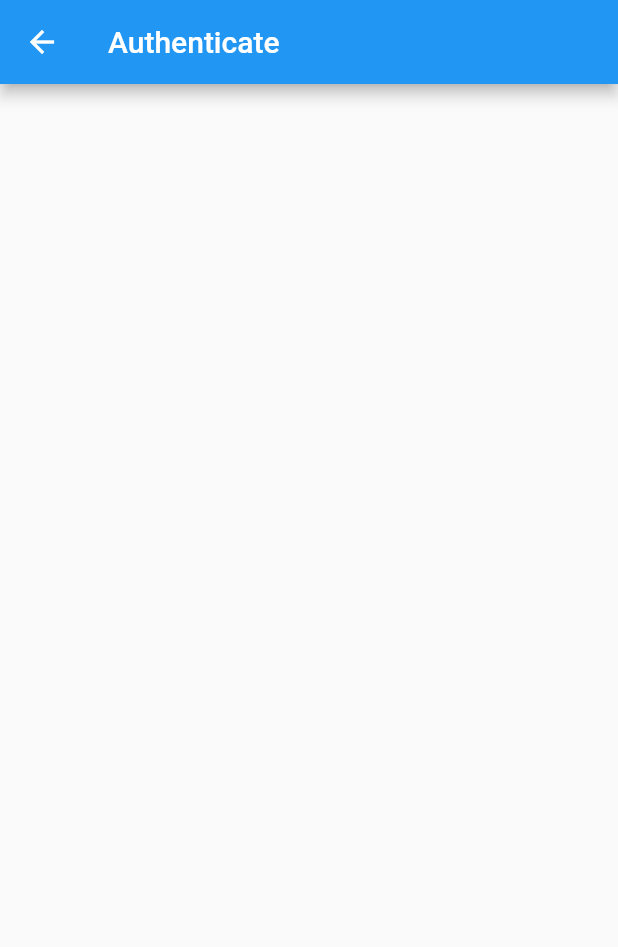
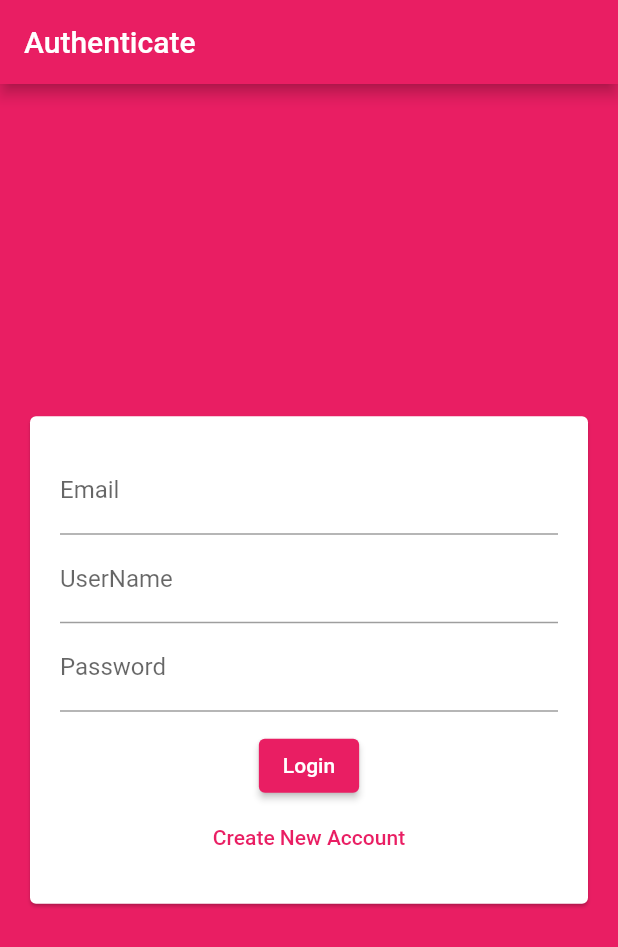
Before and after one commit to atulvinod/flutter_chat, a Flutter app: the AuthScreen screen opened directly, on a phone screen of 412 x 824 dp. Shown: the top 947 px of the screen. Run offline on Flutter 3.47's test engine with Material 2 defaults, Android fonts, the phone set to English and light mode, and no system bars; our stand-ins replace cloud_firestore, firebase_auth; accounts and stored records are empty.

Commit message:
Added login screen and firebase logic for signup and login

```diff
--- a/lib/screens/auth_screen.dart
+++ b/lib/screens/auth_screen.dart
@@ -1,4 +1,8 @@
+import 'package:cloud_firestore/cloud_firestore.dart';
+import 'package:firebase_auth/firebase_auth.dart';
+import 'package:firebasetut/widgets/auth_form.dart';
 import 'package:flutter/material.dart';
+import 'package:flutter/services.dart';
 
 class AuthScreen extends StatefulWidget {
   const AuthScreen({Key? key}) : super(key: key);
@@ -8,12 +12,52 @@
 }
 
 class _AuthScreenState extends State<AuthScreen> {
+  //TODO: Enable Email/Password authentication from Firebase Console > Authentication
+  final _auth = FirebaseAuth.instance;
+
+  // We also send the Buildcontext to prevent context error when using the snackbar
+  _submitAuthForm(BuildContext ctx, String username, String email,
+      String password, bool isLogin) async {
+// We will use the firebase auth pacakage to manage the login and signup for users
+
+    UserCredential authResult;
+    try {
+      if (isLogin) {
+        authResult = await _auth.signInWithEmailAndPassword(
+            email: email, password: password);
+      } else {
+        authResult = await _auth.createUserWithEmailAndPassword(
+            email: email, password: password);
+
+        // We save the username to the firestore under users collection
+        await FirebaseFirestore.instance
+            .collection('users')
+            .doc(authResult.user?.uid)
+            .set({'username': username, 'email': email});
+      }
+
+      // TO catch firebase errors related to signin
+    } on PlatformException catch (err) {
+      var message =
+          err.message ?? "An error occured, please check your credentials";
+      ScaffoldMessenger.of(ctx).showSnackBar(
+        SnackBar(
+          content: Text(message),
+          backgroundColor: Theme.of(ctx).errorColor,
+        ),
+      );
+    } catch (err) {
+      print(err);
+    }
+  }
+
   @override
   Widget build(BuildContext context) {
     return Scaffold(
-      appBar: AppBar(
-        title: Text('Authenticate'),
-      ),
-    );
+        backgroundColor: Theme.of(context).primaryColor,
+        appBar: AppBar(
+          title: Text('Authenticate'),
+        ),
+        body: AuthFormWidget(_submitAuthForm));
   }
 }
--- /dev/null
+++ b/lib/widgets/auth_form.dart
@@ -0,0 +1,115 @@
+import 'package:flutter/material.dart';
+
+class AuthFormWidget extends StatefulWidget {
+  final Function(BuildContext, String, String, String, bool) submitCallback;
+  const AuthFormWidget(this.submitCallback, {Key? key}) : super(key: key);
+
+  @override
+  _AuthFormWidgetState createState() => _AuthFormWidgetState();
+}
+
+class _AuthFormWidgetState extends State<AuthFormWidget> {
+  final _formKey = GlobalKey<FormState>();
+  String? _userEmail = '';
+  String? _userName = '';
+  String? _password = '';
+  bool _isLogin = true;
+
+  _trySubmit() {
+    if (!_formKey.currentState!.validate()) {
+      return;
+    }
+    //To close the Soft Keyboard
+    FocusScope.of(context).unfocus();
+    _formKey.currentState!.save();
+    widget.submitCallback(context, _userName!.trim(), _userEmail!.trim(),
+        _password!.trim(), _isLogin);
+  }
+
+  @override
+  Widget build(BuildContext context) {
+    return Center(
+      child: Card(
+        margin: EdgeInsets.all(20),
+        child: SingleChildScrollView(
+          child: Padding(
+            padding: EdgeInsets.all(20),
+            child: Form(
+              key: _formKey,
+              child: Column(
+                mainAxisSize: MainAxisSize.min,
+                children: [
+                  TextFormField(
+                    //To uniquely identify the formfield to correct error when the
+                    // other form field is removed or added to the Form Widget
+                    key: ValueKey('email'),
+                    keyboardType: TextInputType.emailAddress,
+                    decoration: InputDecoration(labelText: 'Email'),
+                    validator: (value) {
+                      if (value?.isEmpty ?? true) {
+                        return 'Enter email address';
+                      }
+                      return null;
+                    },
+                    onSaved: (value) {
+                      _userEmail = value;
+                    },
+                  ),
+                  if (_isLogin)
+                    TextFormField(
+                      key: ValueKey('username'),
+                      decoration: InputDecoration(labelText: 'UserName'),
+                      validator: (value) {
+                        if (value?.isEmpty ?? true) {
+                          return 'Enter username';
+                        }
+                        return null;
+                      },
+                      onSaved: (value) {
+                        _userName = value;
+                      },
+                    ),
+                  TextFormField(
+                    key: ValueKey('password'),
+                    //To hide the input when entering password
+                    obscureText: true,
+                    decoration: InputDecoration(labelText: 'Password'),
+                    validator: (value) {
+                      if (value?.isEmpty ?? true) {
+                        return 'Enter password';
+                      }
+                      if ((value?.length ?? 0) < 7) {
+                        return 'Password cannot be less than 7 characters';
+                      }
+                      return null;
+                    },
+                    onSaved: (value) {
+                      _password = value;
+                    },
+                  ),
+                  SizedBox(
+                    height: 12,
+                  ),
+                  ElevatedButton(
+                    onPressed: _trySubmit,
+                    child: Text(_isLogin ? 'Login' : 'Signup'),
+                  ),
+                  TextButton(
+                    onPressed: () {
+                      setState(() {
+                        _isLogin = !_isLogin;
+                      });
+                    },
+                    child: Text(_isLogin
+                        ? 'Create New Account'
+                        : 'I already have an account'),
+                  ),
+                ],
+              ),
+            ),
+          ),
+        ),
+      ),
+    );
+  }
+}
```
Also changed, not shown: lib/main.dart (+13 -2 lines), lib/screens/chat_screen.dart (+28 -4 lines), pubspec.yaml (+3 -10 lines), pubspec.lock.
